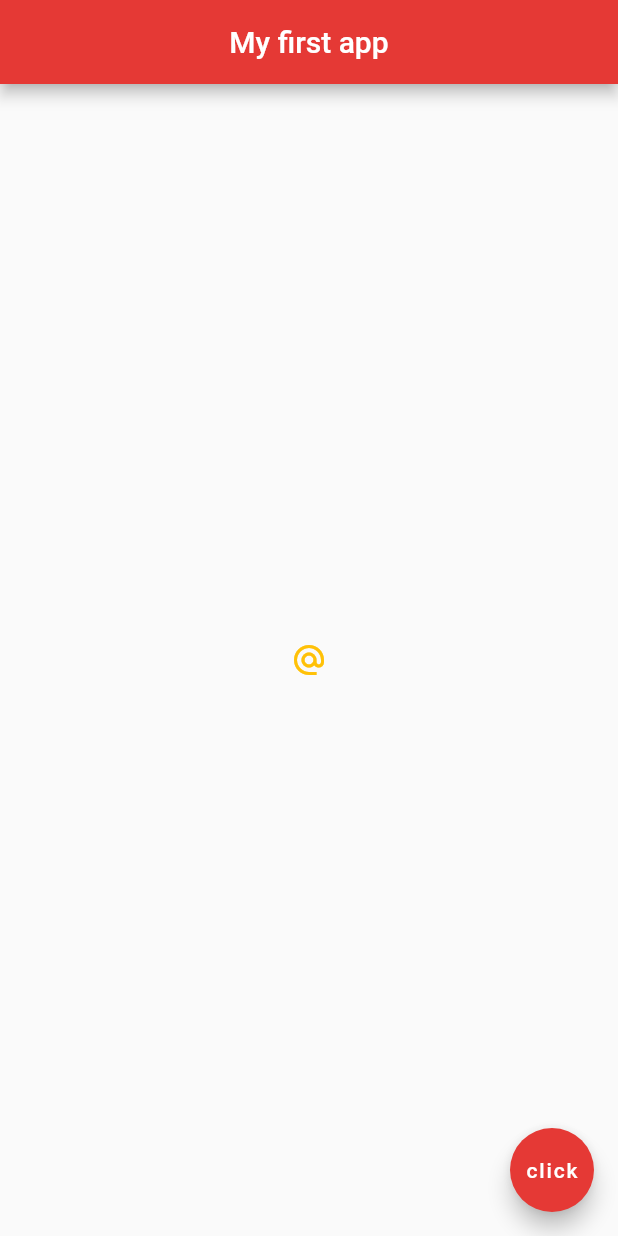
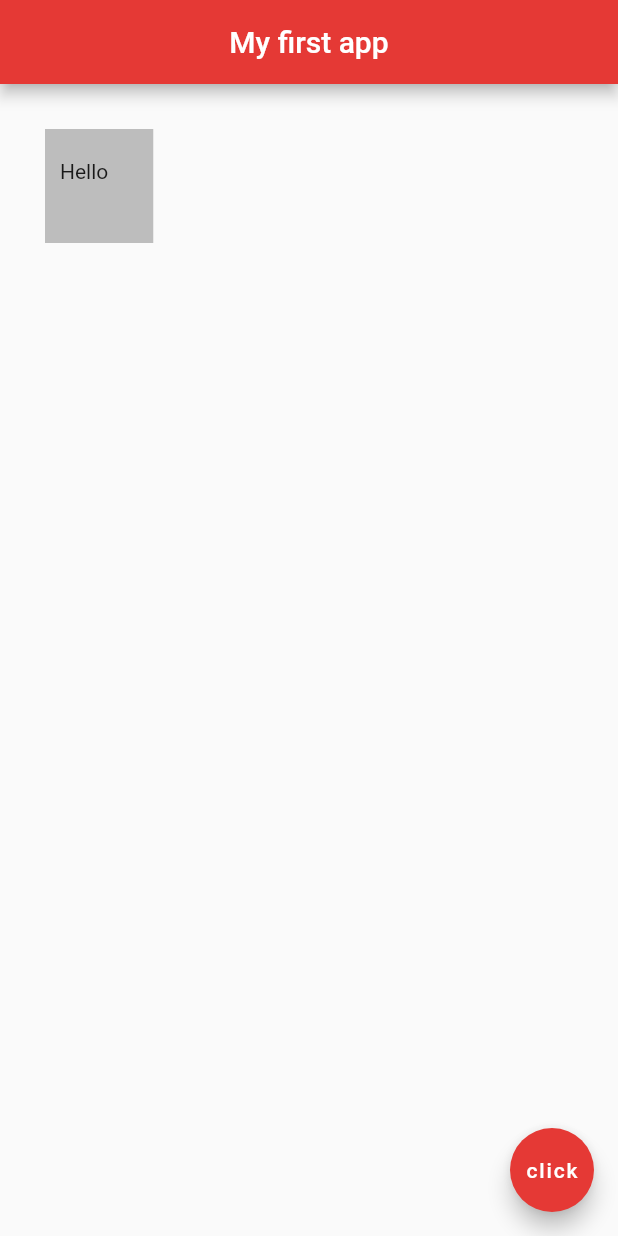
Before and after one commit to NguyenPhatBG/flutter-app-01, a Flutter app: the screen it shows after launch, on a phone screen of 412 x 824 dp. Run offline on Flutter 3.47's test engine with Material 2 defaults, Android fonts, the phone set to English and light mode, and no system bars.

Commit message:
Container Widget

```diff
--- a/lib/main.dart
+++ b/lib/main.dart
@@ -13,14 +13,11 @@ class Home extends StatelessWidget {
         centerTitle: true,
         backgroundColor: Colors.red[600],
       ),
-      body: Center(
-        child: IconButton(
-          onPressed: () {
-            print('icon button pressed');
-          },
-          icon: Icon(Icons.alternate_email),
-          color: Colors.amber,
-        ),
+      body: Container(
+        padding: EdgeInsets.fromLTRB(10.0, 20.0, 30.0, 40.0),
+        margin: EdgeInsets.all(30.0),
+        color: Colors.grey[400],
+        child: Text('Hello'),
       ),
       floatingActionButton: FloatingActionButton(
         onPressed: () {},
```
